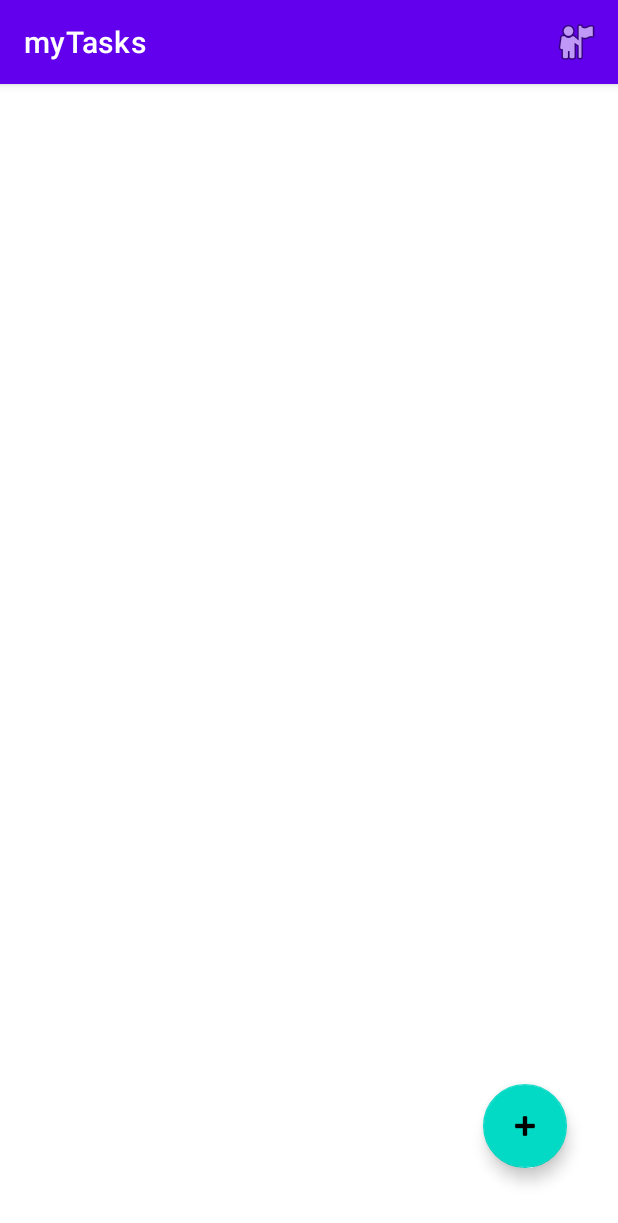
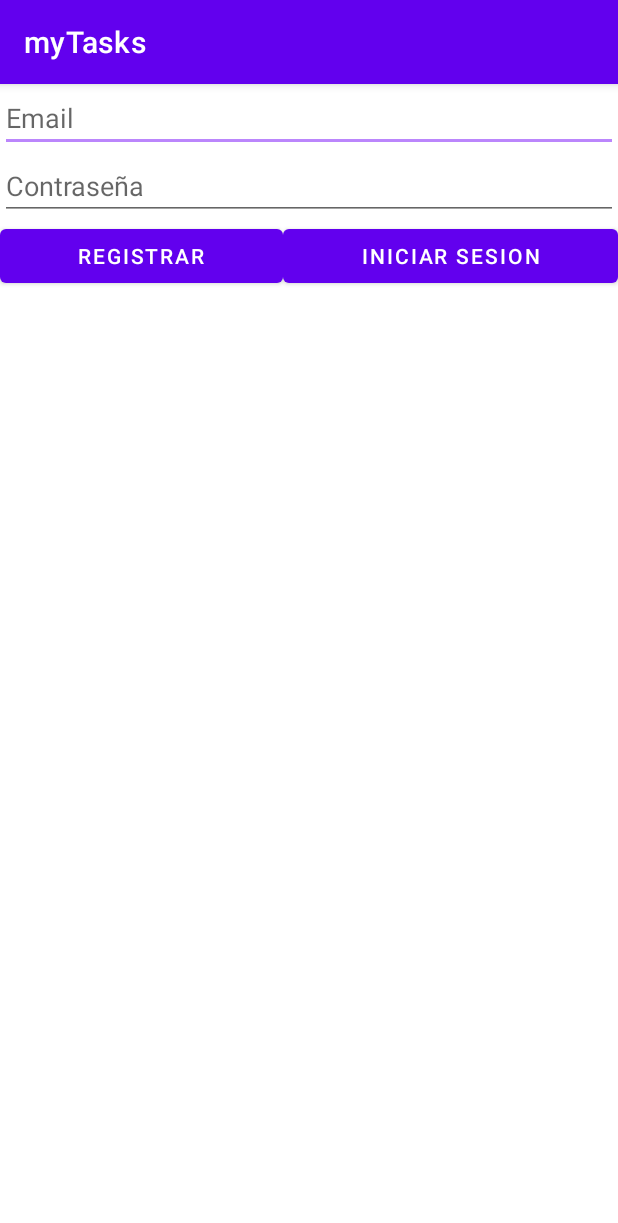
Before and after one commit to albertong98/myTasks, an Android app: the screen it shows after launch (MainActivity before the commit, LoginActivity after it), on a phone screen of 412 x 824 dp. Shown: the top 1223 px of the screen. Run offline under Robolectric (Android 15) with nearby library versions, the phone set to English and light mode, and no system bars; our stand-ins replace Firebase (no records; nobody signed in at launch, a user with empty details on screens opened directly).

Commit message:
Usuarios en firebase

```diff
--- a/app/src/main/java/com/uniovi/mytasks/FormularioActivity.java
+++ b/app/src/main/java/com/uniovi/mytasks/FormularioActivity.java
@@ -13,6 +13,7 @@ import android.widget.EditText;
 import android.widget.ImageButton;
 import android.widget.Toast;
 
+import com.google.firebase.auth.FirebaseAuth;
 import com.uniovi.mytasks.modelo.Task;
 
 import java.text.ParseException;
@@ -47,7 +48,8 @@ public class FormularioActivity extends AppCompatActivity {
             /** TODO: Obtener datos correctos de la tarea **/
             Task task = null;
             try {
-                task = new Task(titulo.getText().toString(),detalles.getText().toString(),new SimpleDateFormat("dd/MM/yyyy").parse(txtDate.getText().toString()));
+                task = new Task(titulo.getText().toString(),detalles.getText().toString(),new SimpleDateFormat("dd/MM/yyyy").parse(txtDate.getText().toString()),
+                        FirebaseAuth.getInstance().getCurrentUser().getEmail());
             } catch (ParseException e) {
                 e.printStackTrace();
             }
--- a/app/src/main/java/com/uniovi/mytasks/FormularioEventos.java
+++ b/app/src/main/java/com/uniovi/mytasks/FormularioEventos.java
@@ -13,6 +13,7 @@ import android.widget.EditText;
 import android.widget.ImageButton;
 import android.widget.Toast;
 
+import com.google.firebase.auth.FirebaseAuth;
 import com.uniovi.mytasks.modelo.Task;
 
 import java.text.ParseException;
@@ -49,7 +50,8 @@ public class FormularioEventos extends AppCompatActivity {
             /** TODO: Obtener datos correctos de la tarea **/
             Task task = null;
             try {
-                task = new Task(titulo.getText().toString(),detalles.getText().toString(),new SimpleDateFormat("dd/MM/yyyy").parse(txtDate.getText().toString()), ubicacion.getText().toString());
+                task = new Task(titulo.getText().toString(),detalles.getText().toString(),new SimpleDateFormat("dd/MM/yyyy").parse(txtDate.getText().toString()), ubicacion.getText().toString(),
+                        FirebaseAuth.getInstance().getCurrentUser().getEmail());
             } catch (ParseException e) {
                 e.printStackTrace();
             }
--- /dev/null
+++ b/app/src/main/java/com/uniovi/mytasks/LoginActivity.java
@@ -0,0 +1,81 @@
+package com.uniovi.mytasks;
+
+import androidx.annotation.NonNull;
+import androidx.appcompat.app.AppCompatActivity;
+
+import android.content.Intent;
+import android.os.Bundle;
+import android.view.View;
+import android.widget.Button;
+import android.widget.EditText;
+import android.widget.Toast;
+
+import com.google.android.gms.tasks.OnCompleteListener;
+import com.google.android.gms.tasks.Task;
+import com.google.firebase.auth.AuthResult;
+import com.google.firebase.auth.FirebaseAuth;
+
+public class LoginActivity extends AppCompatActivity {
+
+    @Override
+    protected void onCreate(Bundle savedInstanceState) {
+        super.onCreate(savedInstanceState);
+        setContentView(R.layout.activity_login2);
+
+        setup();
+    }
+
+    @Override
+    protected void onResume() {
+        super.onResume();
+        EditText email = (EditText) findViewById(R.id.editTextTextEmailAddress);
+        EditText password = (EditText) findViewById(R.id.editTextTextPassword);
+
+        email.setText("");
+        password.setText("");
+    }
+
+    private void setup() {
+        Button btnRegistro = (Button) findViewById(R.id.btnRegistro);
+        Button btnLogin = (Button) findViewById(R.id.btnLogin);
+        EditText email = (EditText) findViewById(R.id.editTextTextEmailAddress);
+        EditText password = (EditText) findViewById(R.id.editTextTextPassword);
+
+        btnRegistro.setOnClickListener(new View.OnClickListener() {
+            @Override
+            public void onClick(View view) {
+                if (email.getText().length() != 0 && password.getText().length() != 0){
+                    FirebaseAuth.getInstance().createUserWithEmailAndPassword(email.getText().toString(), password.getText().toString()).addOnCompleteListener(new OnCompleteListener<AuthResult>() {
+                        @Override
+                        public void onComplete(@NonNull Task<AuthResult> task) {
+                            if (task.isSuccessful()){
+                                Intent mainIntent = new Intent(LoginActivity.this, MainActivity.class);
+                                startActivity(mainIntent);
+                            } else {
+                                Toast.makeText(LoginActivity.this, "Error en el registro", Toast.LENGTH_SHORT);
+                            }
+                        }
+                    });
+                }
+            }
+        });
+        btnLogin.setOnClickListener(new View.OnClickListener() {
+            @Override
+            public void onClick(View view) {
+                if (email.getText().length() != 0 && password.getText().length() != 0){
+                    FirebaseAuth.getInstance().signInWithEmailAndPassword(email.getText().toString(), password.getText().toString()).addOnCompleteListener(new OnCompleteListener<AuthResult>() {
+                        @Override
+                        public void onComplete(@NonNull Task<AuthResult> task) {
+                            if (task.isSuccessful()){
+                                Intent mainIntent = new Intent(LoginActivity.this, MainActivity.class);
+                                startActivity(mainIntent);
+                            } else {
+                                Toast.makeText(LoginActivity.this, "Error en el inicio de sesion", Toast.LENGTH_SHORT);
+                            }
+                        }
+                    });
+                }
+            }
+        });
+    }
+}
--- a/app/src/main/java/com/uniovi/mytasks/MainActivity.java
+++ b/app/src/main/java/com/uniovi/mytasks/MainActivity.java
@@ -10,6 +10,7 @@ import androidx.appcompat.app.AppCompatActivity;
 import androidx.recyclerview.widget.LinearLayoutManager;
 import androidx.recyclerview.widget.RecyclerView;
 
+import android.app.Activity;
 import android.content.Intent;
 import android.os.Build;
 import android.os.Bundle;
@@ -22,6 +23,7 @@ import com.google.android.gms.auth.api.signin.GoogleSignInAccount;
 import com.google.android.gms.auth.api.signin.GoogleSignInClient;
 import com.google.android.gms.auth.api.signin.GoogleSignInOptions;
 import com.google.android.material.floatingactionbutton.FloatingActionButton;
+import com.google.firebase.auth.FirebaseAuth;
 import com.uniovi.mytasks.datos.TareasDataSource;
 import com.uniovi.mytasks.modelo.Task;
 import com.uniovi.mytasks.util.Lector;
@@ -67,14 +69,6 @@ public class MainActivity extends AppCompatActivity {
     protected void onCreate(Bundle savedInstanceState) {
         super.onCreate(savedInstanceState);
         setContentView(R.layout.activity_main_recycler_view);
-
-        // Configure sign-in to request the user's ID, email address, and basic
-// profile. ID and basic profile are included in DEFAULT_SIGN_IN.
-        GoogleSignInOptions gso = new GoogleSignInOptions.Builder(GoogleSignInOptions.DEFAULT_SIGN_IN)
-                .requestEmail()
-                .build();
-
-        mGoogleSignInClient = GoogleSignIn.getClient(this, gso);
 
         cargarTareasDB();
 
@@ -123,9 +117,8 @@ public class MainActivity extends AppCompatActivity {
         int id = item.getItemId();
 
         if (id == R.id.boton_usuario){
-            Intent intentSettingsActivity = new Intent(MainActivity.this, UsuariosActivity.class);
-            startActivity(intentSettingsActivity);
-            return true;
+            FirebaseAuth.getInstance().signOut();
+            this.finish();
         }
         return false;
     }
@@ -202,7 +195,7 @@ public class MainActivity extends AppCompatActivity {
 
     private void cargarTareasDB(){
         taskDataSource = new TareasDataSource(getApplicationContext());
-        listaTareas = taskDataSource.getAllValorations();
+        listaTareas = taskDataSource.getTasksByUser(FirebaseAuth.getInstance().getCurrentUser().getEmail());
     }
     //private void listaTareasAdapter(){}
 
--- a/app/src/main/java/com/uniovi/mytasks/datos/MyDBHelper.java
+++ b/app/src/main/java/com/uniovi/mytasks/datos/MyDBHelper.java
@@ -23,6 +23,7 @@ public class MyDBHelper extends SQLiteOpenHelper {
     public static final String TABLA_TAREAS = "tabla_tareas";
 
     public static final String COLUMNA_ID_TAREA = "id_tarea";
+    public static final String COLUMNA_EMAIL = "email_tarea";
     public static final String COLUMNA_TITULO_TAREA = "titulo_tarea";
     public static final String COLUMNA_DESCRIPCION_TAREA = "descripcion_pelicula";
     public static final String COLUMNA_FECHA_TAREA = "fecha_pelicula";
@@ -34,7 +35,8 @@ public class MyDBHelper extends SQLiteOpenHelper {
             COLUMNA_TITULO_TAREA + " text not null," +
             COLUMNA_DESCRIPCION_TAREA  + " text," +
             COLUMNA_FECHA_TAREA + " integer not null," +
-            COLUMNA_UBICACION  + " text" +
+            COLUMNA_UBICACION  + " text," +
+                    COLUMNA_EMAIL  + " text not null" +
             ");";
 
     /**
--- /dev/null
+++ b/app/src/main/res/layout/activity_login2.xml
@@ -0,0 +1,50 @@
+<?xml version="1.0" encoding="utf-8"?>
+<androidx.constraintlayout.widget.ConstraintLayout xmlns:android="http://schemas.android.com/apk/res/android"
+    xmlns:app="http://schemas.android.com/apk/res-auto"
+    xmlns:tools="http://schemas.android.com/tools"
+    android:layout_width="match_parent"
+    android:layout_height="match_parent"
+    tools:context=".LoginActivity">
+
+    <LinearLayout
+        android:layout_width="match_parent"
+        android:layout_height="match_parent"
+        android:orientation="vertical">
+
+        <EditText
+            android:id="@+id/editTextTextEmailAddress"
+            android:layout_width="match_parent"
+            android:layout_height="wrap_content"
+            android:ems="10"
+            android:hint="Email"
+            android:inputType="textEmailAddress" />
+
+        <EditText
+            android:id="@+id/editTextTextPassword"
+            android:layout_width="match_parent"
+            android:layout_height="wrap_content"
+            android:ems="10"
+            android:hint="Contraseña"
+            android:inputType="textPassword" />
+
+        <LinearLayout
+            android:layout_width="match_parent"
+            android:layout_height="match_parent"
+            android:orientation="horizontal">
+
+            <Button
+                android:id="@+id/btnRegistro"
+                android:layout_width="wrap_content"
+                android:layout_height="wrap_content"
+                android:layout_weight="1"
+                android:text="Registrar" />
+
+            <Button
+                android:id="@+id/btnLogin"
+                android:layout_width="wrap_content"
+                android:layout_height="wrap_content"
+                android:layout_weight="1"
+                android:text="Iniciar Sesion" />
+        </LinearLayout>
+    </LinearLayout>
+</androidx.constraintlayout.widget.ConstraintLayout>
--- a/app/src/main/res/menu/menu_usuarios.xml
+++ b/app/src/main/res/menu/menu_usuarios.xml
@@ -6,7 +6,7 @@
 
     <item
         android:id="@+id/boton_usuario"
-        android:icon="@android:drawable/ic_menu_myplaces"
+        android:icon="@android:drawable/ic_menu_revert"
         android:title="usuario"
         app:showAsAction="ifRoom" />
 </menu>
--- a/app/src/main/res/values/themes.xml
+++ b/app/src/main/res/values/themes.xml
@@ -6,9 +6,9 @@
         <item name="colorPrimaryVariant">@color/purple_700</item>
         <item name="colorOnPrimary">@color/white</item>
         <!-- Secondary brand color. -->
-        <item name="colorSecondary">@color/teal_200</item>
-        <item name="colorSecondaryVariant">@color/teal_700</item>
-        <item name="colorOnSecondary">@color/black</item>
+        <item name="colorSecondary">@color/purple_200</item>
+        <item name="colorSecondaryVariant">@color/purple_700</item>
+        <item name="colorOnSecondary">@color/white</item>
         <!-- Status bar color. -->
         <item name="android:statusBarColor" tools:targetApi="l">?attr/colorPrimaryVariant</item>
         <!-- Customize your theme here. -->
```
Also changed, not shown: app/src/main/AndroidManifest.xml (+14 -8 lines), app/src/main/java/com/uniovi/mytasks/datos/TareasDataSource.java (+32 -1 lines), app/src/main/java/com/uniovi/mytasks/modelo/Task.java (+15 -3 lines).
